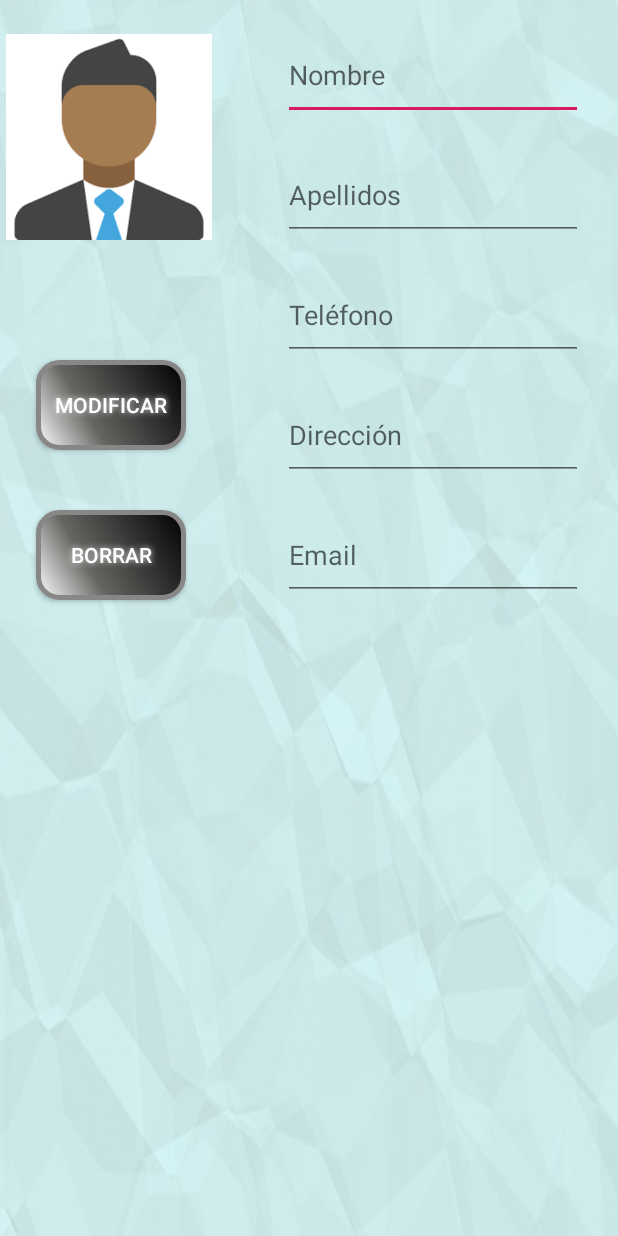
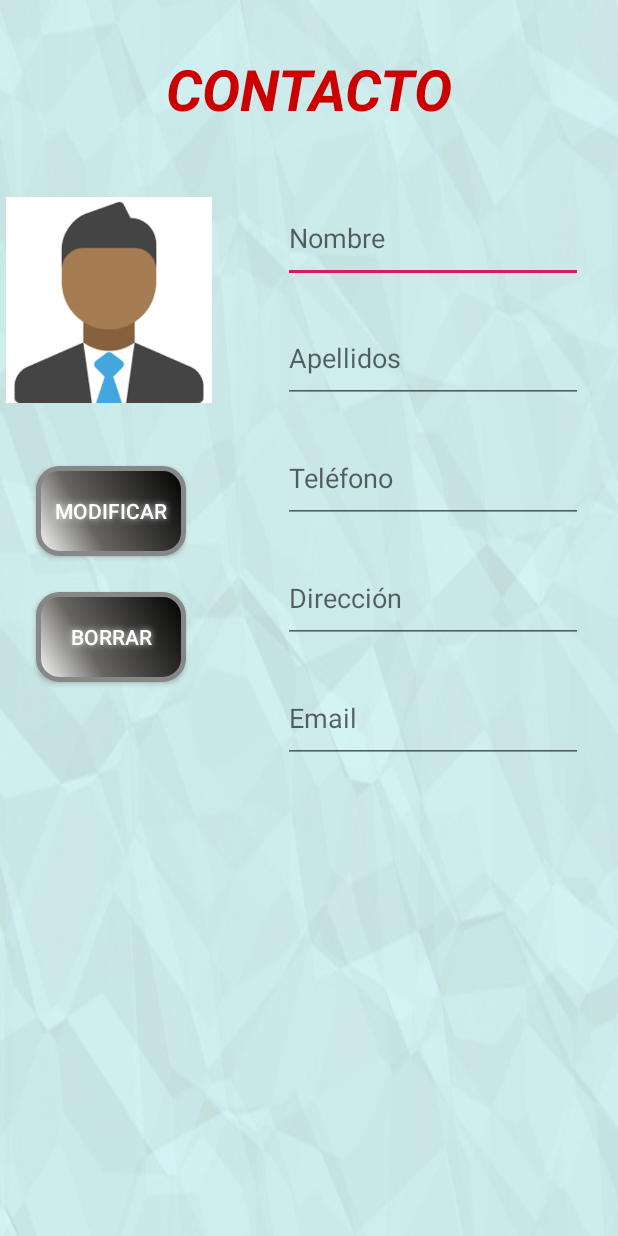
Before and after one commit to DavidRmsDev/agendaProjectAndroid, an Android app: the layout activity_modificarborrarcontacto.xml on its own in the app's theme, with its tools: preview values and no code run, on a phone screen of 412 x 824 dp. Run offline under Robolectric (Android 15) with nearby library versions, the phone set to English and light mode, and no system bars.

Commit message:
Fixed Email pattern and Views label

```diff
--- a/app/src/main/java/com/example/agendacontactos/vista/AniadirContactoActivity.java
+++ b/app/src/main/java/com/example/agendacontactos/vista/AniadirContactoActivity.java
@@ -110,7 +110,7 @@ public class AniadirContactoActivity extends AppCompatActivity implements View.O
     }
 
     private boolean validarEmail(String email) {
-        Pattern patron = Pattern.compile("/^(([^<>()[\\]\\.,;:\\s@\\\"]+(\\.[^<>()[\\]\\.,;:\\s@\\\"]+)*)|(\\\".+\\\"))@(([^<>()[\\]\\.,;:\\s@\\\"]+\\.)+[^<>()[\\]\\.,;:\\s@\\\"]{2,})$/i", Pattern.CASE_INSENSITIVE);
+        Pattern patron = Pattern.compile("^[A-Z0-9._%+-]+@[A-Z0-9.-]+\\.[A-Z]{2,6}$", Pattern.CASE_INSENSITIVE);
         Matcher matcher = patron.matcher(email);
         return matcher.find();
     }
--- a/app/src/main/java/com/example/agendacontactos/vista/ModificarborrarContactoActivity.java
+++ b/app/src/main/java/com/example/agendacontactos/vista/ModificarborrarContactoActivity.java
@@ -105,7 +105,7 @@ public class ModificarborrarContactoActivity extends AppCompatActivity implement
             else if(telefono.getText().toString().length()!=9){
                 Toast.makeText(this,"Formato de teléfono incorrecto",Toast.LENGTH_LONG).show();
             }
-            else if(email.getText().length()!=0 && !validarEmail(email.getText().toString())){
+            else if(email.getText().length() > 0 && !validarEmail(email.getText().toString())){
                 Toast.makeText(this,"Formato de email incorrecto",Toast.LENGTH_LONG).show();
             }
             else
@@ -144,7 +144,7 @@ public class ModificarborrarContactoActivity extends AppCompatActivity implement
     }
 
     private boolean validarEmail(String email) {
-        Pattern patron = Pattern.compile("/^(([^<>()[\\]\\.,;:\\s@\\\"]+(\\.[^<>()[\\]\\.,;:\\s@\\\"]+)*)|(\\\".+\\\"))@(([^<>()[\\]\\.,;:\\s@\\\"]+\\.)+[^<>()[\\]\\.,;:\\s@\\\"]{2,})$/i", Pattern.CASE_INSENSITIVE);
+        Pattern patron = Pattern.compile("^[A-Z0-9._%+-]+@[A-Z0-9.-]+\\.[A-Z]{2,6}$", Pattern.CASE_INSENSITIVE);
         Matcher matcher = patron.matcher(email);
         return matcher.find();
     }
--- a/app/src/main/res/layout/activity_modificarborrar_recordatorio.xml
+++ b/app/src/main/res/layout/activity_modificarborrar_recordatorio.xml
@@ -12,7 +12,7 @@
         android:layout_width="wrap_content"
         android:layout_height="wrap_content"
         android:layout_marginTop="33dp"
-        android:text="@string/recordatorio"
+        android:text="@string/recordatorio2"
         android:textColor="@android:color/holo_red_dark"
         android:textSize="38sp"
         android:textStyle="bold|italic"
--- a/app/src/main/res/layout/activity_modificarborrarcontacto.xml
+++ b/app/src/main/res/layout/activity_modificarborrarcontacto.xml
@@ -7,13 +7,55 @@
     android:background="@drawable/fondopapel"
     tools:context=".vista.ModificarborrarContactoActivity">
 
+    <TextView
+        android:id="@+id/textView10"
+        android:layout_width="wrap_content"
+        android:layout_height="wrap_content"
+        android:layout_marginTop="33dp"
+        android:text="@string/contacto"
+        android:textColor="@android:color/holo_red_dark"
+        android:textSize="38sp"
+        android:textStyle="bold|italic"
+        app:layout_constraintEnd_toEndOf="parent"
+        app:layout_constraintStart_toStartOf="parent"
+        app:layout_constraintTop_toTopOf="parent" />
+
+    <Button
+        android:id="@+id/modificarbtn"
+        android:layout_width="100dp"
+        android:layout_height="60dp"
+        android:layout_marginStart="24dp"
+        android:layout_marginTop="36dp"
+        android:background="@drawable/buttonshape"
+        android:shadowColor="#E3E3E3"
+        android:shadowDx="0"
+        android:shadowDy="0"
+        android:shadowRadius="5"
+        android:text="@string/modificar"
+        android:textColor="#FFFFFF"
+        app:layout_constraintStart_toStartOf="parent"
+        app:layout_constraintTop_toBottomOf="@+id/fotomodid" />
+
+    <ImageView
+        android:id="@+id/fotomodid"
+        android:layout_width="137dp"
+        android:layout_height="150dp"
+        android:layout_marginStart="4dp"
+        android:layout_marginTop="40dp"
+        android:layout_weight="1"
+        android:contentDescription="@string/foto"
+        app:layout_constraintStart_toStartOf="parent"
+        app:layout_constraintTop_toBottomOf="@+id/textView10"
+        app:srcCompat="@drawable/contactoimagen" />
+
     <LinearLayout
         android:layout_width="253dp"
         android:layout_height="473dp"
+        android:layout_marginTop="24dp"
         android:layout_weight="1"
         android:orientation="vertical"
         app:layout_constraintEnd_toEndOf="parent"
-        app:layout_constraintTop_toTopOf="parent">
+        app:layout_constraintTop_toBottomOf="@+id/textView10">
 
         <EditText
             android:id="@+id/nombretextview"
@@ -21,10 +63,10 @@
             android:layout_height="60dp"
             android:layout_marginStart="30dp"
             android:layout_marginTop="20dp"
-            android:maxLength="25"
             android:hint="@string/nombre"
             android:importantForAutofill="no"
-            android:inputType="text"/>
+            android:inputType="text"
+            android:maxLength="25" />
 
         <EditText
             android:id="@+id/apellidostextview"
@@ -34,7 +76,7 @@
             android:layout_marginTop="20dp"
             android:hint="@string/apellidos"
             android:importantForAutofill="no"
-            android:inputType="textMultiLine"/>
+            android:inputType="textMultiLine" />
 
         <EditText
             android:id="@+id/telefonotextview"
@@ -44,7 +86,7 @@
             android:layout_marginTop="20dp"
             android:hint="@string/tel_fono"
             android:importantForAutofill="no"
-            android:inputType="phone"/>
+            android:inputType="phone" />
 
         <EditText
             android:id="@+id/direcciontextview"
@@ -54,7 +96,7 @@
             android:layout_marginTop="20dp"
             android:hint="@string/direcci_n"
             android:importantForAutofill="no"
-            android:inputType="textMultiLine"/>
+            android:inputType="textMultiLine" />
 
         <EditText
             android:id="@+id/emailtextview"
@@ -64,53 +106,24 @@
             android:layout_marginTop="20dp"
             android:hint="@string/email"
             android:importantForAutofill="no"
-            android:inputType="textEmailAddress"
-            />
+            android:inputType="textEmailAddress" />
 
 
     </LinearLayout>
 
-    <ImageView
-        android:id="@+id/fotomodid"
-        android:layout_width="137dp"
-        android:layout_height="150dp"
-        android:layout_marginStart="4dp"
-        android:layout_marginTop="16dp"
-        android:layout_weight="1"
-        android:contentDescription="@string/foto"
-        app:layout_constraintStart_toStartOf="parent"
-        app:layout_constraintTop_toTopOf="parent"
-        app:srcCompat="@drawable/contactoimagen" />
-
     <Button
-        android:id="@+id/modificarbtn"
+        android:id="@+id/borrarbtn"
         android:layout_width="100dp"
-        android:layout_height="wrap_content"
+        android:layout_height="60dp"
         android:layout_marginStart="24dp"
-        android:layout_marginTop="240dp"
-        android:text="@string/modificar"
-        app:layout_constraintStart_toStartOf="parent"
-        app:layout_constraintTop_toTopOf="parent"
+        android:layout_marginTop="24dp"
         android:background="@drawable/buttonshape"
         android:shadowColor="#E3E3E3"
         android:shadowDx="0"
         android:shadowDy="0"
         android:shadowRadius="5"
-        android:textColor="#FFFFFF"/>
-
-    <Button
-        android:id="@+id/borrarbtn"
-        android:layout_width="100dp"
-        android:layout_height="wrap_content"
-        android:layout_marginStart="24dp"
-        android:layout_marginTop="340dp"
         android:text="@string/borrar2"
+        android:textColor="#FFFFFF"
         app:layout_constraintStart_toStartOf="parent"
-        app:layout_constraintTop_toTopOf="parent"
-        android:background="@drawable/buttonshape"
-        android:shadowColor="#E3E3E3"
-        android:shadowDx="0"
-        android:shadowDy="0"
-        android:shadowRadius="5"
-        android:textColor="#FFFFFF"/>
+        app:layout_constraintTop_toBottomOf="@+id/modificarbtn" />
 </androidx.constraintlayout.widget.ConstraintLayout>
--- a/app/src/main/res/values/strings.xml
+++ b/app/src/main/res/values/strings.xml
@@ -2,7 +2,7 @@
     <string name="app_name">AgendaContactos</string>
     <string name="contactos">CONTACTOS</string>
     <string name="titulo">Título:</string>
-    <string name="aniadir">Añadir</string>
+    <string name="aniadir">AÑADIR</string>
     <string name="nota">Nota:</string>
     <string name="aniadir2">AÑADIR</string>
     <string name="blanco" />
@@ -46,4 +46,6 @@
     <string name="t_tulo4">TÍTULO:</string>
     <string name="fotocalendario">fotoCalendario</string>
     <string name="checkbox">Aceptar los terminos y condiciones</string>
+    <string name="contacto">CONTACTO</string>
+    <string name="recordatorio2">RECORDATORIO</string>
 </resources>
```
